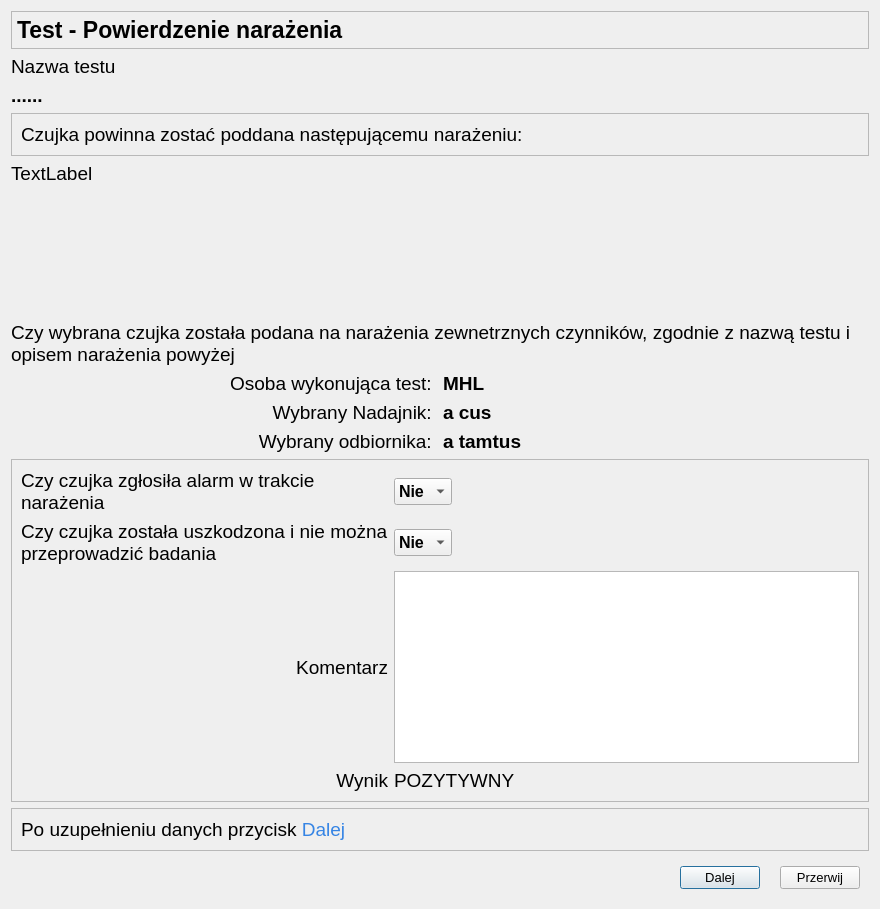
Before: the Qt Designer form CzujkiLinioweApp/oknopotwierdzenieemcnarazenie.ui in wiacekmarcin/CzujkiLiniowe, drawn with Qt 5.
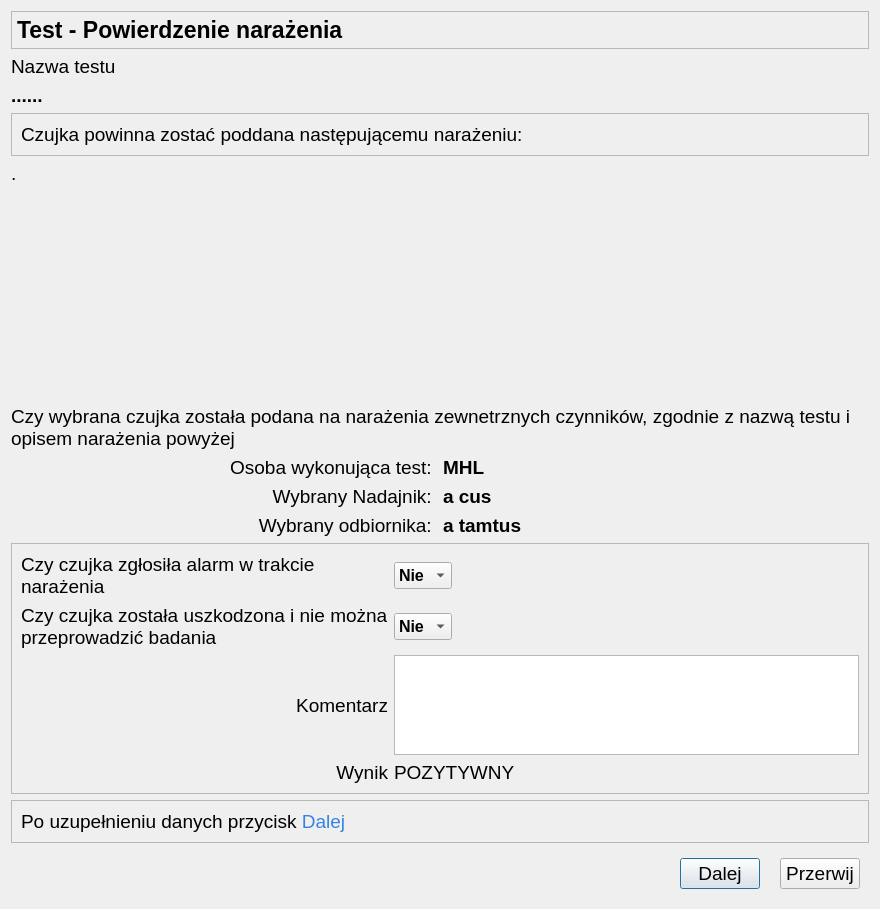
After: the same form once the commit is applied. Icons and pictures are not drawn.

The edit to the form file:
```diff
--- a/CzujkiLinioweApp/oknopotwierdzenieemcnarazenie.ui
+++ b/CzujkiLinioweApp/oknopotwierdzenieemcnarazenie.ui
@@ -25,7 +25,7 @@
   <property name="font">
    <font>
     <family>Arial</family>
-    <pointsize>10</pointsize>
+    <pointsize>14</pointsize>
    </font>
   </property>
   <property name="windowTitle">
@@ -461,7 +461,14 @@
        </widget>
       </item>
       <item row="2" column="1">
-       <widget class="QPlainTextEdit" name="komentarz"/>
+       <widget class="QPlainTextEdit" name="komentarz">
+        <property name="maximumSize">
+         <size>
+          <width>540</width>
+          <height>100</height>
+         </size>
+        </property>
+       </widget>
       </item>
      </layout>
     </widget>
@@ -496,7 +503,7 @@
      </property>
     </widget>
    </item>
-   <item row="4" column="0">
+   <item row="4" column="0" colspan="2">
     <widget class="QLabel" name="opisNarazenia">
      <property name="font">
       <font>
@@ -505,7 +512,7 @@
       </font>
      </property>
      <property name="text">
-      <string>TextLabel</string>
+      <string>.</string>
      </property>
     </widget>
    </item>
```
